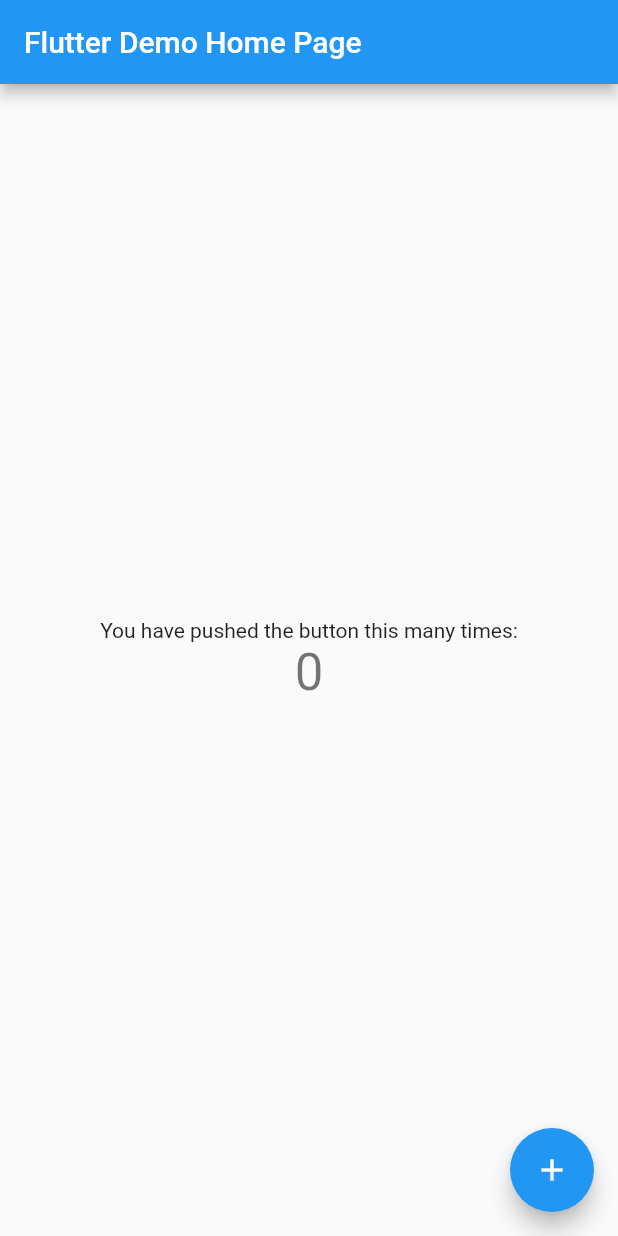
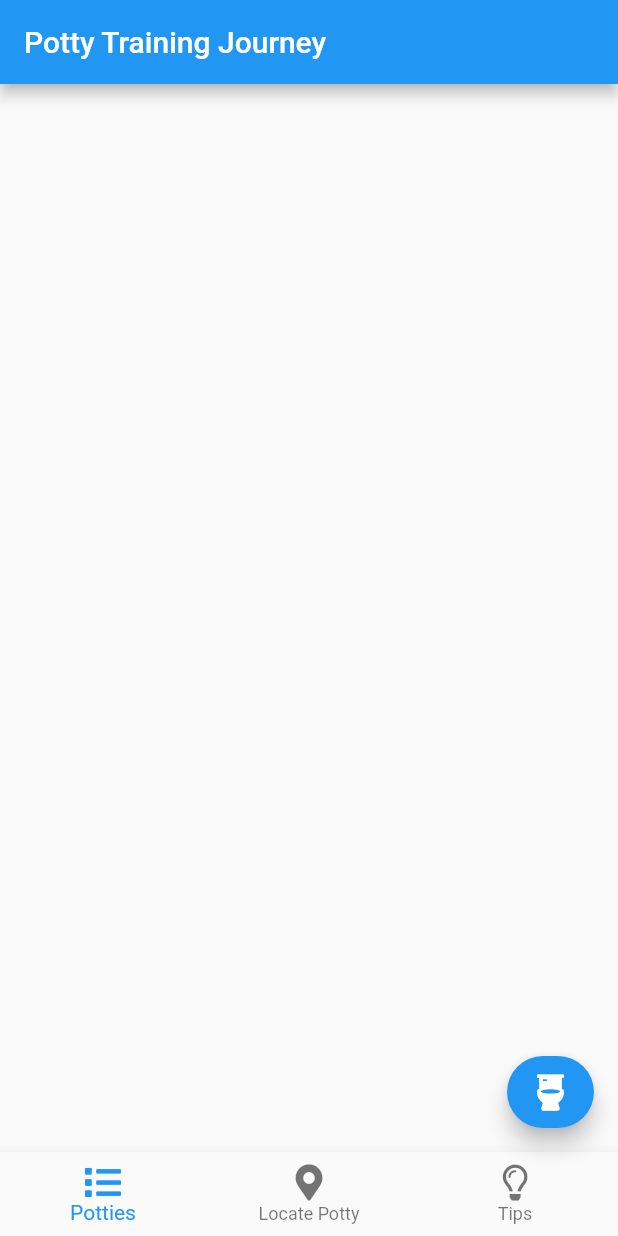
Before and after one commit to patrickcandlin/potty_training_journey, a Flutter app: the screen it shows after launch, on a phone screen of 412 x 824 dp. Run offline on Flutter 3.47's test engine with Material 2 defaults, Android fonts, the phone set to English and light mode, and no system bars; our stand-ins replace font_awesome_flutter.

Commit message:
floating button wire frame done and bottom nav bar wire frame done

```diff
--- a/lib/main.dart
+++ b/lib/main.dart
@@ -1,41 +1,23 @@
 import 'package:flutter/material.dart';
+import 'package:font_awesome_flutter/font_awesome_flutter.dart';
 
 void main() => runApp(MyApp());
 
 class MyApp extends StatelessWidget {
-  // This widget is the root of your application.
   @override
   Widget build(BuildContext context) {
     return MaterialApp(
-      title: 'Flutter Demo',
+      title: 'Potty Training Journey',
       theme: ThemeData(
-        // This is the theme of your application.
-        //
-        // Try running your application with "flutter run". You'll see the
-        // application has a blue toolbar. Then, without quitting the app, try
-        // changing the primarySwatch below to Colors.green and then invoke
-        // "hot reload" (press "r" in the console where you ran "flutter run",
-        // or simply save your changes to "hot reload" in a Flutter IDE).
-        // Notice that the counter didn't reset back to zero; the application
-        // is not restarted.
         primarySwatch: Colors.blue,
       ),
-      home: MyHomePage(title: 'Flutter Demo Home Page'),
+      home: MyHomePage(title: 'Potty Training Journey'),
     );
   }
 }
 
 class MyHomePage extends StatefulWidget {
-  MyHomePage({Key key, this.title}) : super(key: key);
-
-  // This widget is the home page of your application. It is stateful, meaning
-  // that it has a State object (defined below) that contains fields that affect
-  // how it looks.
-
-  // This class is the configuration for the state. It holds the values (in this
-  // case the title) provided by the parent (in this case the App widget) and
-  // used by the build method of the State. Fields in a Widget subclass are
-  // always marked "final".
+  MyHomePage({this.title});
 
   final String title;
 
@@ -44,68 +26,48 @@
 }
 
 class _MyHomePageState extends State<MyHomePage> {
-  int _counter = 0;
-
-  void _incrementCounter() {
+  int _selectedIndex = 0;
+  // static const List<Widget> _widgetOptions = <Widget>[
+  //   Text('Record Potty'),
+  //   Text('Locate Potty'),
+  //   Text('Tips'),
+  // ];
+  void _onItemTapped(int index) {
     setState(() {
-      // This call to setState tells the Flutter framework that something has
-      // changed in this State, which causes it to rerun the build method below
-      // so that the display can reflect the updated values. If we changed
-      // _counter without calling setState(), then the build method would not be
-      // called again, and so nothing would appear to happen.
-      _counter++;
+      _selectedIndex = index;
     });
   }
 
   @override
   Widget build(BuildContext context) {
-    // This method is rerun every time setState is called, for instance as done
-    // by the _incrementCounter method above.
-    //
-    // The Flutter framework has been optimized to make rerunning build methods
-    // fast, so that you can just rebuild anything that needs updating rather
-    // than having to individually change instances of widgets.
     return Scaffold(
       appBar: AppBar(
-        // Here we take the value from the MyHomePage object that was created by
-        // the App.build method, and use it to set our appbar title.
         title: Text(widget.title),
       ),
-      body: Center(
-        // Center is a layout widget. It takes a single child and positions it
-        // in the middle of the parent.
-        child: Column(
-          // Column is also a layout widget. It takes a list of children and
-          // arranges them vertically. By default, it sizes itself to fit its
-          // children horizontally, and tries to be as tall as its parent.
-          //
-          // Invoke "debug painting" (press "p" in the console, choose the
-          // "Toggle Debug Paint" action from the Flutter Inspector in Android
-          // Studio, or the "Toggle Debug Paint" command in Visual Studio Code)
-          // to see the wireframe for each widget.
-          //
-          // Column has various properties to control how it sizes itself and
-          // how it positions its children. Here we use mainAxisAlignment to
-          // center the children vertically; the main axis here is the vertical
-          // axis because Columns are vertical (the cross axis would be
-          // horizontal).
-          mainAxisAlignment: MainAxisAlignment.center,
-          children: <Widget>[
-            Text(
-              'You have pushed the button this many times:',
-            ),
-            Text(
-              '$_counter',
-              style: Theme.of(context).textTheme.headline4,
-            ),
-          ],
-        ),
+      body: Center(),
+      floatingActionButton: FloatingActionButton.extended(
+        onPressed: () => print('Record Potty'),
+        label: FaIcon(FontAwesomeIcons.toilet),
+        tooltip: 'Record',
       ),
-      floatingActionButton: FloatingActionButton(
-        onPressed: _incrementCounter,
-        tooltip: 'Increment',
-        child: Icon(Icons.add),
-      ), // This trailing comma makes auto-formatting nicer for build methods.
+      bottomNavigationBar: BottomNavigationBar(
+        items: const <BottomNavigationBarItem>[
+          BottomNavigationBarItem(
+            icon: FaIcon(FontAwesomeIcons.list),
+            title: Text('Potties'),
+          ),
+          BottomNavigationBarItem(
+            icon: FaIcon(FontAwesomeIcons.mapMarkerAlt),
+            title: Text('Locate Potty'),
+          ),
+          BottomNavigationBarItem(
+            icon: FaIcon(FontAwesomeIcons.lightbulb),
+            title: Text('Tips'),
+          ),
+        ],
+        currentIndex: _selectedIndex,
+        onTap: _onItemTapped,
+      ),
     );
   }
 }
--- a/pubspec.yaml
+++ b/pubspec.yaml
@@ -19,6 +19,7 @@
 dependencies:
   flutter:
     sdk: flutter
+  font_awesome_flutter: ^8.7.0
 
   # The following adds the Cupertino Icons font to your application.
   # Use with the CupertinoIcons class for iOS style icons.
```
Also changed, not shown: pubspec.lock.
